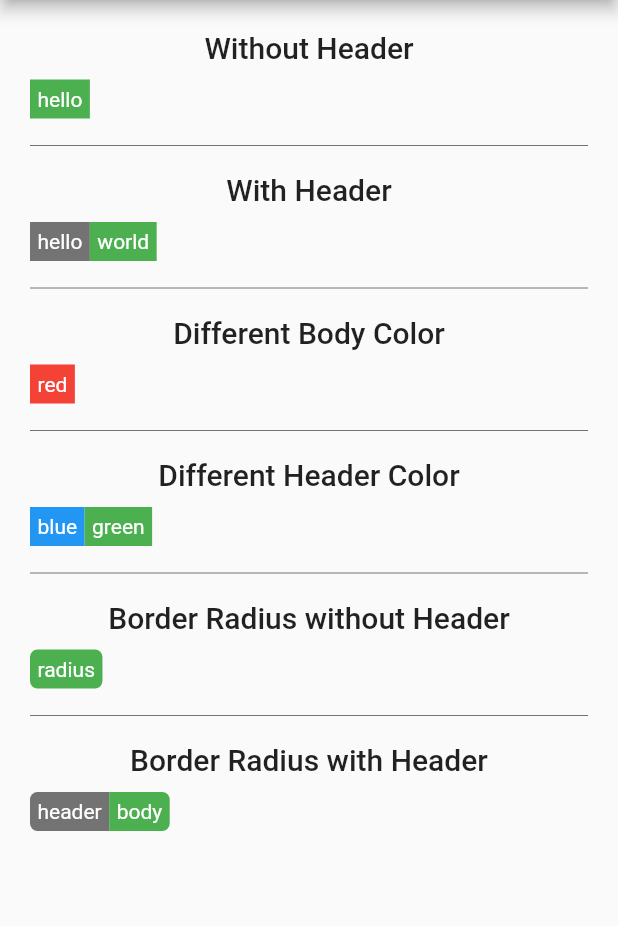
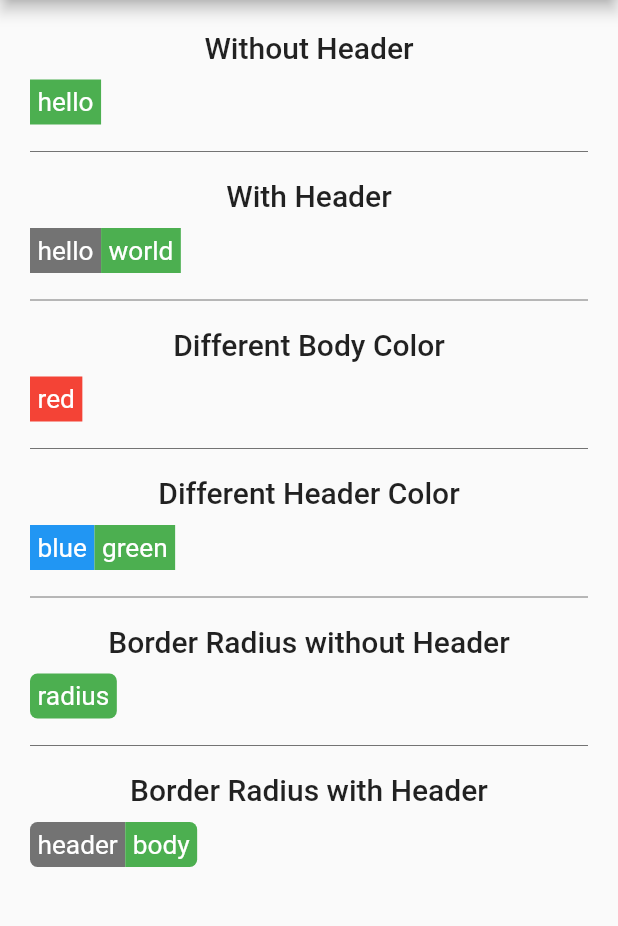
Before and after one commit to erayerdin/metabadge, a Flutter app: the screen it shows after launch, on a phone screen of 412 x 824 dp, the part 84-1010 px from its top. Run offline on Flutter 3.47's test engine with Material 2 defaults, Android fonts, the phone set to English and light mode, and no system bars.

```diff
--- a/lib/src/metabadge.dart
+++ b/lib/src/metabadge.dart
@@ -36,6 +36,7 @@ class Metabadge extends StatelessWidget {
       children: [
         if (header != null)
           Container(
+            height: 30,
             padding: const EdgeInsets.all(5),
             decoration: BoxDecoration(
               color: decoration.headerColor,
@@ -44,9 +45,10 @@ class Metabadge extends StatelessWidget {
                 bottomLeft: Radius.circular(decoration.radius ?? 0),
               ),
             ),
-            child: header,
+            child: FittedBox(child: header),
           ),
         Container(
+          height: 30,
           padding: const EdgeInsets.all(5),
           decoration: BoxDecoration(
             color: decoration.bodyColor,
@@ -57,7 +59,7 @@ class Metabadge extends StatelessWidget {
                     bottomRight: Radius.circular(decoration.radius ?? 0),
                   ),
           ),
-          child: body,
+          child: FittedBox(child: body),
         ),
       ],
     );
```
